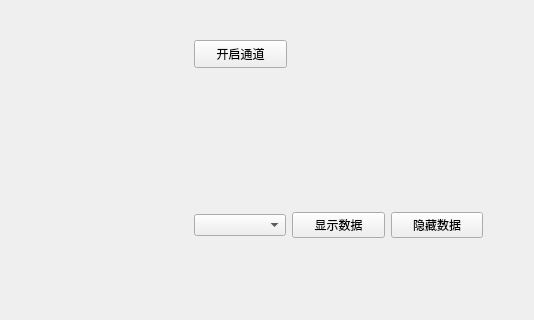
Above: components/Charts/charts.ui from xutongxin1/WirelessMonitor before the change; both pictures show x 546 to 1080 and y 0 to 320 of the 1080 by 620 pixel window. Below: the same form after it.
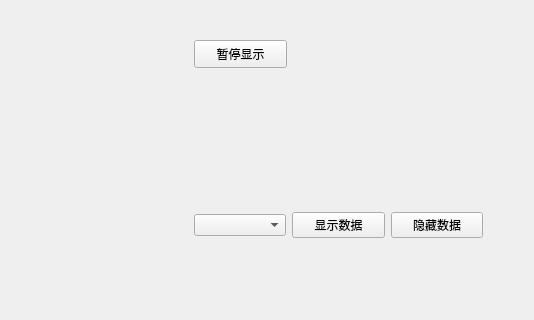
That is the form after the change. Custom widgets are drawn as their Qt base class.

Diff of the .ui file:
```diff
--- a/components/Charts/charts.ui
+++ b/components/Charts/charts.ui
@@ -36,7 +36,7 @@
     </rect>
    </property>
    <property name="text">
-    <string>开启通道</string>
+    <string>暂停显示</string>
    </property>
    <property name="checkable">
     <bool>false</bool>
```
